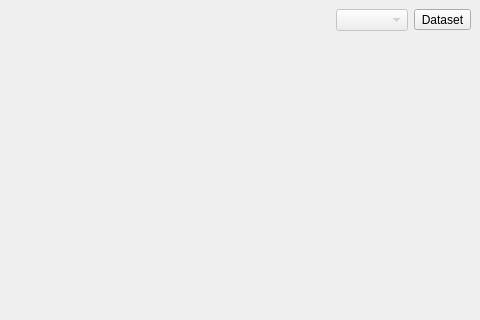
The window that tracking-analyzer-gui/gui/main_window.ui (brobeson/tracking-analyzer) describes before a commit, drawn with Qt 5; both pictures show x 568 to 1048 and y 0 to 320 of the 1048 by 658 pixel window.
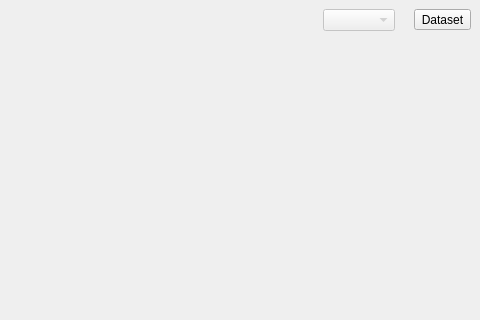
The same window after the commit. Icons and pictures are not drawn.

Commit message:
Add a tooltip with dataset information
I added a label that display meta-data about the dataset
as a tooltip.

closes #26

Patch:
```diff
--- a/tracking-analyzer-gui/gui/main_window.ui
+++ b/tracking-analyzer-gui/gui/main_window.ui
@@ -107,6 +107,16 @@
         </property>
        </widget>
       </item>
+      <item>
+       <widget class="QLabel" name="info_label">
+        <property name="enabled">
+         <bool>false</bool>
+        </property>
+        <property name="text">
+         <string/>
+        </property>
+       </widget>
+      </item>
       <item>
        <widget class="QToolButton" name="load_dataset_button">
         <property name="toolTip">
```
The commit also changes 1 other file.
